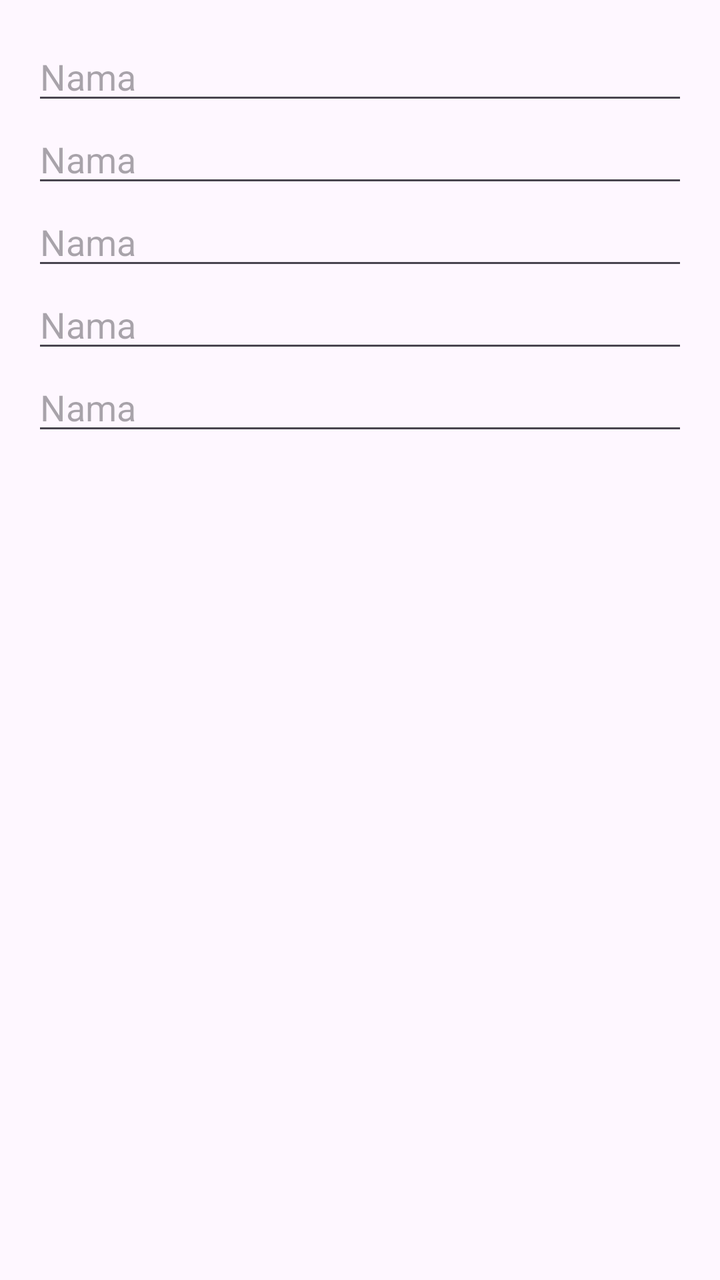
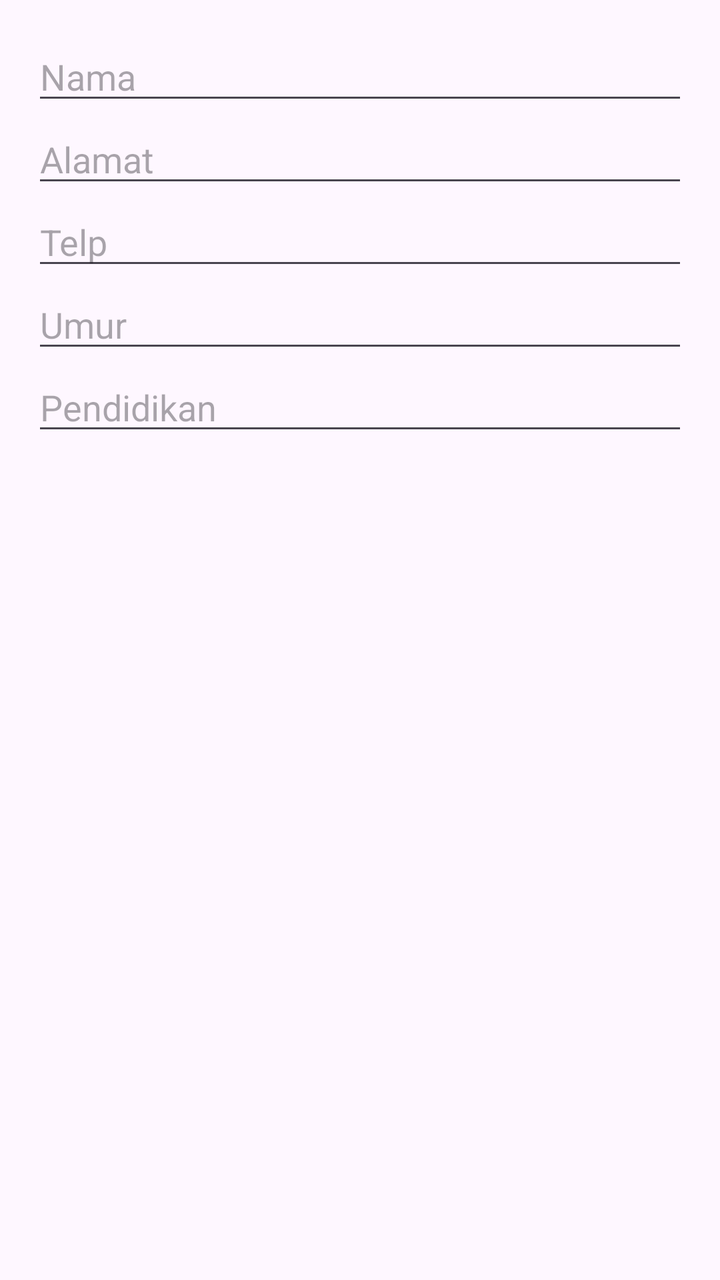

Screens rendered from an Android XML layout before and after an edit, with the pre-edit source and the edit as a unified diff.
<!-- AndroidManifest.xml: application theme Theme.Test01 -->
<!-- res/layout/dialog_edit_item.xml -->
<?xml version="1.0" encoding="utf-8"?>
<LinearLayout
    xmlns:android="http://schemas.android.com/apk/res/android"
    android:orientation="vertical"
    android:padding="16dp"
    android:layout_width="match_parent"
    android:layout_height="wrap_content">

    <EditText
        android:id="@+id/etEditNama"
        android:hint="Nama"
        android:layout_width="match_parent"
        android:layout_height="wrap_content"/>

    <EditText
        android:id="@+id/etEditAlamat"
        android:hint="Nama"
        android:layout_width="match_parent"
        android:layout_height="wrap_content"/>

    <EditText
        android:id="@+id/etEditTelp"
        android:hint="Nama"
        android:layout_width="match_parent"
        android:layout_height="wrap_content"/>

    <EditText
        android:id="@+id/etEditUmur"
        android:hint="Nama"
        android:layout_width="match_parent"
        android:layout_height="wrap_content"/>

    <EditText
        android:id="@+id/etEditPendidikan"
        android:hint="Nama"
        android:layout_width="match_parent"
        android:layout_height="wrap_content"/>


</LinearLayout>
<!-- resources referenced by this layout -->
<resources>
  <style name="Theme.Test01" parent="Base.Theme.Test01" />
  <style name="Base.Theme.Test01" parent="Theme.Material3.DayNight.NoActionBar">
          
          
      </style>
</resources>

<!-- the commit's change to res/layout/dialog_edit_item.xml (unified diff, before → after) -->
@@ -14,25 +14,26 @@
 
     <EditText
         android:id="@+id/etEditAlamat"
-        android:hint="Nama"
+        android:hint="Alamat"
         android:layout_width="match_parent"
         android:layout_height="wrap_content"/>
 
     <EditText
         android:id="@+id/etEditTelp"
-        android:hint="Nama"
+        android:hint="Telp"
         android:layout_width="match_parent"
         android:layout_height="wrap_content"/>
 
     <EditText
         android:id="@+id/etEditUmur"
-        android:hint="Nama"
+        android:hint="Umur"
+        android:inputType="number"
         android:layout_width="match_parent"
         android:layout_height="wrap_content"/>
 
     <EditText
         android:id="@+id/etEditPendidikan"
-        android:hint="Nama"
+        android:hint="Pendidikan"
         android:layout_width="match_parent"
         android:layout_height="wrap_content"/>
 
